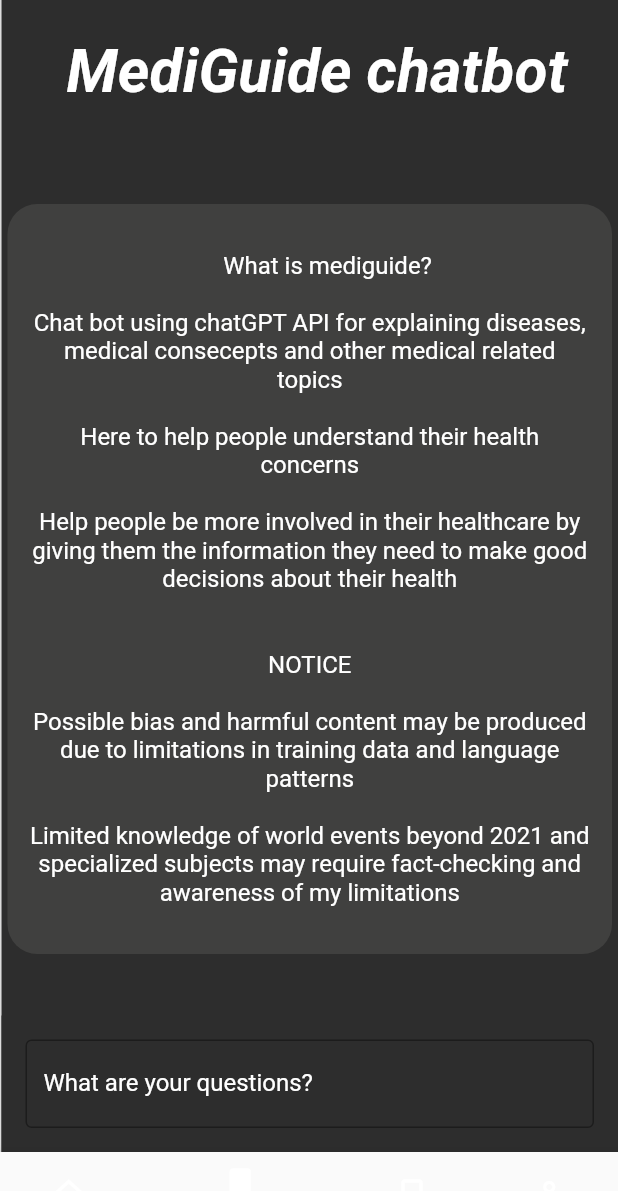
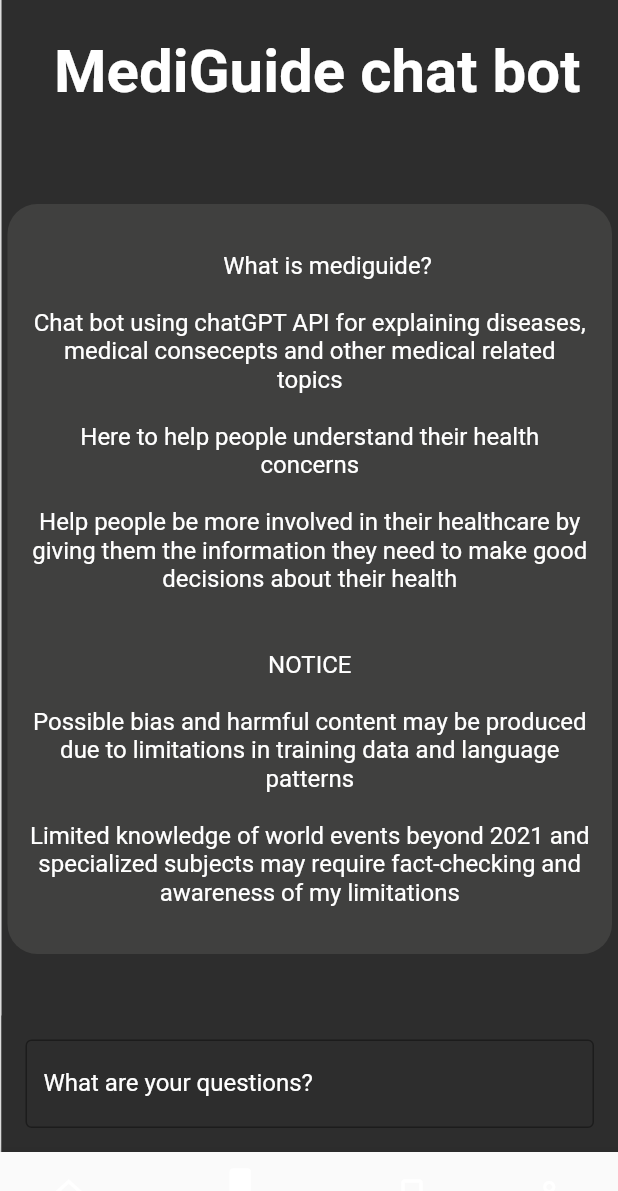
Before and after one commit to tiagomonteiro0715/hackaton-tiago-marcelo, a Flutter app: the screen it shows after launch, item 2 of the bottom bar chosen, on a phone screen of 412 x 824 dp. Shown: the top 1191 px of the screen. Run offline on Flutter 3.47's test engine with Material 2 defaults, Android fonts, the phone set to English and light mode, and no system bars; missing offline and left inert: dart_openai.

Commit message:
Add files via upload

```diff
--- a/lib/main.dart
+++ b/lib/main.dart
@@ -107,15 +107,23 @@
                 });
               },
               extended: isLargeScreen,
-              destinations: _navBarItems
-                  .map((item) => NavigationRailDestination(
-                      icon: item.icon,
-                      selectedIcon: item.activeIcon,
-                      label: Text(
-                        item.label!,
-                        selectionColor: Colors.white,
-                      )))
-                  .toList(),
+destinations: _navBarItems
+    .map((item) => NavigationRailDestination(
+        icon: IconTheme(
+          data: IconThemeData(color: Colors.white),
+          child: item.icon,
+        ),
+        selectedIcon: IconTheme(
+          data: IconThemeData(color: Colors.white),
+          child: item.activeIcon,
+        ),
+        label: Text(
+          item.label!,
+          style: TextStyle(color: Colors.white),
+        ),
+    ))
+    .toList(),
+
             ),
           const VerticalDivider(thickness: 1, width: 1),
 
--- a/lib/src/chatGPT.dart
+++ b/lib/src/chatGPT.dart
@@ -103,7 +103,6 @@
                   color: Colors.white,
                   fontSize: 20.0, // Increase the font size
                   fontWeight: FontWeight.bold, // Add bold font weight
-                  fontStyle: FontStyle.italic, // Add italic font style
                 ),
               ),
             ),
--- a/lib/src/mediguide.dart
+++ b/lib/src/mediguide.dart
@@ -111,13 +111,12 @@
             child: Padding(
               padding: const EdgeInsets.all(24.0),
               child: Text(
-                " MediGuide chatbot",
+                " MediGuide chat bot",
                 textScaleFactor: 2,
                 style: TextStyle(
                   color: Colors.white,
                   fontSize: 20.0, // Increase the font size
                   fontWeight: FontWeight.bold, // Add bold font weight
-                  fontStyle: FontStyle.italic, // Add italic font style
                 ),
               ),
             ),
```
